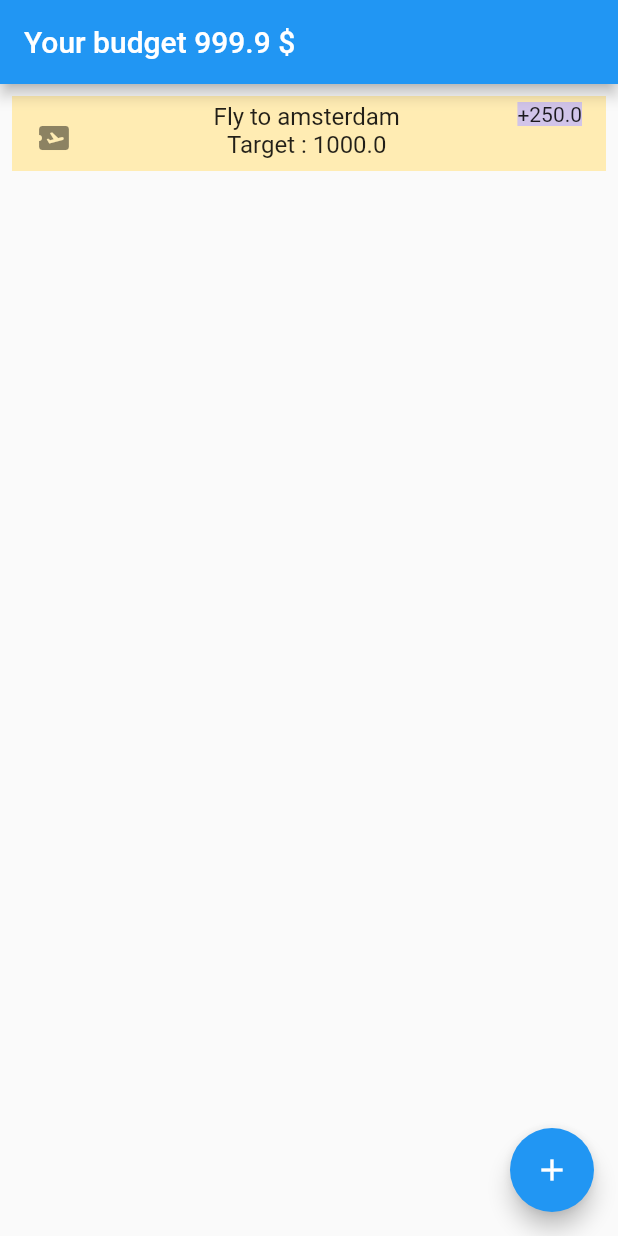
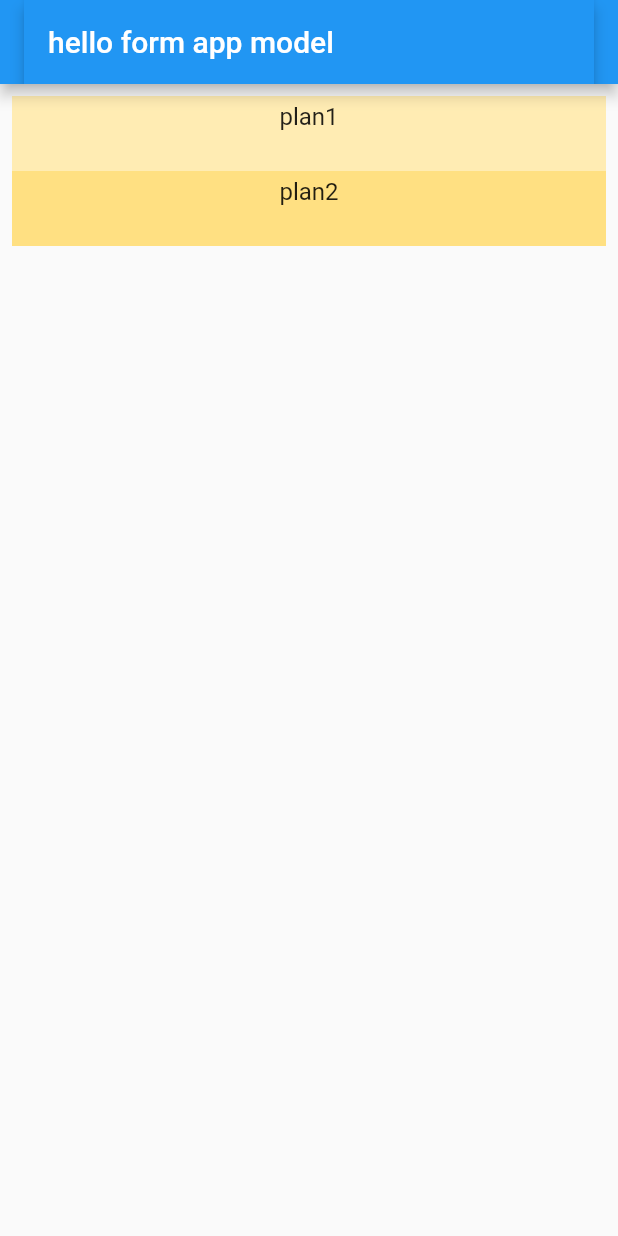
Before and after one commit to cezarmocanu/budgeto, a Flutter app: the screen it shows after launch, on a phone screen of 412 x 824 dp. Run offline on Flutter 3.47's test engine with Material 2 defaults, Android fonts, the phone set to English and light mode, and no system bars.

Commit message:
[BD1cQFsn] Created app provider and created plan model

```diff
--- /dev/null
+++ b/lib/change-notifiers/app-model.dart
@@ -0,0 +1,13 @@
+import 'dart:collection';
+
+import 'package:budgeto_flutter/models/plan.dart';
+import 'package:flutter/material.dart';
+
+class AppModel extends ChangeNotifier {
+  final List<Plan> _budgetPlans = [Plan("plan1"), Plan("plan2")];
+
+  UnmodifiableListView<Plan> get budgetPlans =>
+      UnmodifiableListView(_budgetPlans);
+
+  String title = "hello form app model";
+}
--- a/lib/main.dart
+++ b/lib/main.dart
@@ -1,12 +1,13 @@
-import 'package:budgeto_flutter/pages/budget_form/budget_form_page.dart';
+import 'package:budgeto_flutter/change-notifiers/app-model.dart';
+import 'package:budgeto_flutter/screens/dashboard.dart';
 import 'package:flutter/material.dart';
-import './pages/dashboard/dashboard_page.dart';
-import './pages/goal_form/goal_form_page.dart';
-import './models/goal.dart';
-import './models/category.dart';
+import 'package:provider/provider.dart';
 
 void main() {
-  runApp(MyApp());
+  runApp(ChangeNotifierProvider(
+    create: (context) => AppModel(),
+    child: MyApp(),
+  ));
 }
 
 class MyApp extends StatefulWidget {
@@ -17,54 +18,63 @@ class MyApp extends StatefulWidget {
 }
 
 class _State extends State<MyApp> {
-  List<Category> _categories = [
-    Category('Food', IconData(57902, fontFamily: 'MaterialIcons')),
-    Category('Travel', IconData(57453, fontFamily: 'MaterialIcons')),
-    Category.withoutIcon('Bills')
-  ];
-  List<Goal> _goals = [];
-  double _planBudget = 999.9;
+  // List<Category> _categories = [
+  //   Category('Food', IconData(57902, fontFamily: 'MaterialIcons')),
+  //   Category('Travel', IconData(57453, fontFamily: 'MaterialIcons')),
+  //   Category.withoutIcon('Bills')
+  // ];
+  // List<Goal> _goals = [];
+  // double _planBudget = 999.9;
 
-  void initState() {
-    setState(() {
-      _goals = [Goal('Fly to amsterdam', 1000, _categories[1], 250)];
-    });
-    super.initState();
-  }
+  // void initState() {
+  //   setState(() {
+  //     _goals = [Goal('Fly to amsterdam', 1000, _categories[1], 250)];
+  //   });
+  //   super.initState();
+  // }
 
-  void handleFormSubmit(
-    String title,
-    double budget,
-    Category category,
-    double allowance,
-  ) {
-    setState(() {
-      _planBudget -= allowance;
-      _goals.add(Goal(title, budget, category, allowance));
-    });
-  }
+  // void handleFormSubmit(
+  //   String title,
+  //   double budget,
+  //   Category category,
+  //   double allowance,
+  // ) {
+  //   setState(() {
+  //     _planBudget -= allowance;
+  //     _goals.add(Goal(title, budget, category, allowance));
+  //   });
+  // }
 
-  void handleBudgetFormSubmit(double targetBudget) {
-    setState(() {
-      _planBudget = targetBudget;
-    });
-  }
+  // void handleBudgetFormSubmit(double targetBudget) {
+  //   setState(() {
+  //     _planBudget = targetBudget;
+  //   });
+  // }
+
+  // @override
+  // Widget build(BuildContext context) {
+  //   return MaterialApp(
+  //     routes: {
+  //       '/': (context) => DashboardPage(
+  //             planBudget: _planBudget,
+  //             goals: _goals,
+  //           ),
+  //       '/form': (context) => GoalFormPage(
+  //             handleFormSubmit: handleFormSubmit,
+  //             categories: _categories,
+  //           ),
+  //       '/budgetForm': (context) => BudgetFormPage(
+  //             handleFormSubmit: handleBudgetFormSubmit,
+  //           ),
+  //     },
+  //   );
+  // }
 
   @override
   Widget build(BuildContext context) {
     return MaterialApp(
       routes: {
-        '/': (context) => DashboardPage(
-              planBudget: _planBudget,
-              goals: _goals,
-            ),
-        '/form': (context) => GoalFormPage(
-              handleFormSubmit: handleFormSubmit,
-              categories: _categories,
-            ),
-        '/budgetForm': (context) => BudgetFormPage(
-              handleFormSubmit: handleBudgetFormSubmit,
-            ),
+        '/': (context) => Dashboard(),
       },
     );
   }
--- /dev/null
+++ b/lib/models/plan.dart
@@ -0,0 +1,5 @@
+class Plan {
+  String title = 'Default Plan';
+
+  Plan(this.title);
+}
--- /dev/null
+++ b/lib/screens/dashboard.dart
@@ -0,0 +1,64 @@
+import 'package:budgeto_flutter/change-notifiers/app-model.dart';
+import 'package:flutter/material.dart';
+import 'package:provider/provider.dart';
+
+class Dashboard extends StatelessWidget {
+  @override
+  Widget build(BuildContext context) {
+    return Scaffold(
+        appBar: AppBar(
+          title: _AppBarTitle(),
+        ),
+        body: Center(
+          child: _PlansListView(),
+        ));
+  }
+}
+
+class _AppBarTitle extends StatelessWidget {
+  @override
+  Widget build(BuildContext context) {
+    return Consumer<AppModel>(
+      builder: (context, app, child) => AppBar(
+        title: Text(app.title),
+      ),
+    );
+  }
+}
+
+class _PlansListView extends StatelessWidget {
+  @override
+  Widget build(BuildContext context) {
+    return Consumer<AppModel>(
+      builder: (context, app, child) => ListView.builder(
+        padding: const EdgeInsets.all(8),
+        itemCount: app.budgetPlans.length,
+        itemBuilder: (BuildContext context, int index) {
+          return Container(
+            height: 50,
+            color: Colors.amber[(index % 10) * 100 + 100],
+            child: Center(
+              child: ListTile(
+                // leading: Icon(widget.goals[index].category.icon),
+                title: Column(
+                  children: [
+                    Text("${app.budgetPlans[index].title}"),
+                    // Text("Target : ${widget.goals[index].budget}"),
+                  ],
+                ),
+                // trailing: Column(
+                //   children: [
+                //     Container(
+                //       child: Text("+${widget.goals[index].allowance}"),
+                //       color: Colors.deepPurple[100],
+                //     ),
+                //   ],
+                // ),
+              ),
+            ),
+          );
+        },
+      ),
+    );
+  }
+}
--- a/pubspec.yaml
+++ b/pubspec.yaml
@@ -23,6 +23,7 @@ environment:
 dependencies:
   flutter:
     sdk: flutter
+  provider: ^5.0.0
 
 
   # The following adds the Cupertino Icons font to your application.
```
Also changed, not shown: pubspec.lock.
